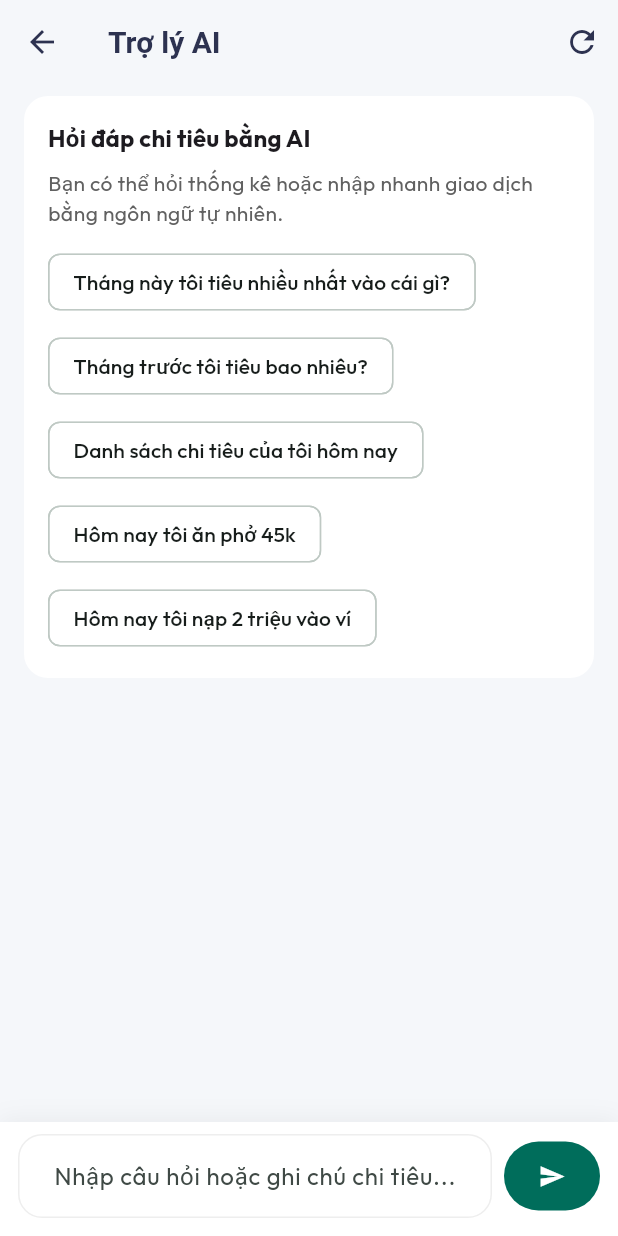
After one commit to DatVT04/prm393_finance_project, a Flutter app: the AiAssistantScreen screen opened directly, after a tap on the "send" icon, on a phone screen of 412 x 824 dp. The commit adds this screen. Run offline on Flutter 3.47's test engine with Material 3 defaults, Android fonts, the phone set to English and light mode, and no system bars; our stand-ins replace fl_chart, flutter_riverpod, font_awesome_flutter, geolocator, google_fonts, image_picker and 3 more; missing offline and left inert: excel, google_mlkit_text_recognition; network calls fail; Roboto replaces fonts that are missing (Outfit_Regular).

Commit message:
feat: add AI assistant UI

```diff
--- a/lib/src/core/constants/app_constants.dart
+++ b/lib/src/core/constants/app_constants.dart
@@ -14,4 +14,5 @@ class AppConstants {
   static const int transactionsIndex = 1;
   static const int reportsIndex = 2;
   static const int settingsIndex = 3;
+  static const int aiIndex = 4;
 }
--- a/lib/src/core/constants/category_colors.dart
+++ b/lib/src/core/constants/category_colors.dart
@@ -9,6 +9,7 @@ class CategoryColors {
     'Y tế': Color(0xFFe94560),
     'Giáo dục': Color(0xFF3F51B5),
     'Gửi xe': Color(0xFF795548),
+    'Nạp tiền': Color(0xFF4CAF50),
     'Khác': Color(0xFF13d38e),
   };
 
--- /dev/null
+++ b/lib/src/core/models/ai_assistant_response.dart
@@ -0,0 +1,25 @@
+class AiAssistantResponse {
+  final String reply;
+  final String intent;
+  final int? createdCount;
+  final String? conversationId;
+  final bool needsAccountSelection;
+
+  AiAssistantResponse({
+    required this.reply,
+    required this.intent,
+    this.createdCount,
+    this.conversationId,
+    this.needsAccountSelection = false,
+  });
+
+  factory AiAssistantResponse.fromJson(Map<String, dynamic> json) {
+    return AiAssistantResponse(
+      reply: json['reply'] as String? ?? '',
+      intent: json['intent'] as String? ?? 'UNKNOWN',
+      createdCount: json['createdCount'] as int?,
+      conversationId: json['conversationId'] as String?,
+      needsAccountSelection: json['needsAccountSelection'] as bool? ?? false,
+    );
+  }
+}
--- /dev/null
+++ b/lib/src/features/ai/ai_assistant_screen.dart
@@ -0,0 +1,372 @@
+import 'package:flutter/material.dart';
+import 'package:flutter_riverpod/flutter_riverpod.dart';
+import 'package:intl/intl.dart';
+
+import 'package:prm393_finance_project/src/core/models/ai_assistant_response.dart';
+import 'package:prm393_finance_project/src/core/models/account_model.dart';
+import 'package:prm393_finance_project/src/features/transactions/providers/finance_providers.dart';
+
+class AiAssistantScreen extends ConsumerStatefulWidget {
+  const AiAssistantScreen({super.key});
+
+  @override
+  ConsumerState<AiAssistantScreen> createState() => _AiAssistantScreenState();
+}
+
+class _AiAssistantScreenState extends ConsumerState<AiAssistantScreen> {
+  final _inputController = TextEditingController();
+  final _scrollController = ScrollController();
+  final List<_ChatMessage> _messages = [];
+  bool _sending = false;
+  String? _conversationId;
+  String? _pendingMessageForAccount;
+
+  final List<String> _suggestions = const [
+    'Tháng này tôi tiêu nhiều nhất vào cái gì?',
+    'Tháng trước tôi tiêu bao nhiêu?',
+    'Danh sách chi tiêu của tôi hôm nay',
+    'Hôm nay tôi ăn phở 45k',
+    'Hôm nay tôi nạp 2 triệu vào ví',
+  ];
+
+  @override
+  void dispose() {
+    _inputController.dispose();
+    _scrollController.dispose();
+    super.dispose();
+  }
+
+  Future<void> _sendMessage([String? preset]) async {
+    if (_sending) return;
+    final text = (preset ?? _inputController.text).trim();
+    if (text.isEmpty) return;
+
+    setState(() {
+      _sending = true;
+      _messages.add(_ChatMessage.user(text));
+      _messages.add(_ChatMessage.assistant('Đang xử lý...', pending: true));
+    });
+    _inputController.clear();
+    _scrollToBottom();
+
+    try {
+      final res = await ref.read(apiClientProvider).askAssistant(text, conversationId: _conversationId);
+      if (res.conversationId != null && res.conversationId!.isNotEmpty) {
+        _conversationId = res.conversationId;
+      }
+      _replacePending(res);
+      if (res.needsAccountSelection) {
+        _pendingMessageForAccount = text;
+        if (mounted) {
+          setState(() => _sending = false);
+        }
+        await _promptAccountSelection();
+        return;
+      }
+    } catch (e) {
+      _replacePending(AiAssistantResponse(reply: 'Có lỗi khi gọi AI: $e', intent: 'UNKNOWN'));
+    }
+
+    if (mounted) {
+      setState(() => _sending = false);
+      _scrollToBottom();
+    }
+  }
+
+  void _replacePending(AiAssistantResponse res) {
+    if (!mounted) return;
+    setState(() {
+      _messages.removeWhere((m) => m.pending && m.role == _ChatRole.assistant);
+      _messages.add(_ChatMessage.assistant(res.reply));
+    });
+    if (res.intent.toUpperCase() == 'INSERT' && (res.createdCount ?? 0) > 0) {
+      refreshEntries(ref);
+    }
+  }
+
+  void _scrollToBottom() {
+    WidgetsBinding.instance.addPostFrameCallback((_) {
+      if (!_scrollController.hasClients) return;
+      _scrollController.animateTo(
+        _scrollController.position.maxScrollExtent + 200,
+        duration: const Duration(milliseconds: 300),
+        curve: Curves.easeOut,
+      );
+    });
+  }
+
+  Future<void> _promptAccountSelection() async {
+    if (_pendingMessageForAccount == null || _pendingMessageForAccount!.isEmpty) return;
+    List<AccountModel> accounts = [];
+    try {
+      accounts = await ref.read(accountsProvider.future);
+    } catch (_) {}
+    if (!mounted) return;
+    if (accounts.isEmpty) {
+      ScaffoldMessenger.of(context).showSnackBar(
+        const SnackBar(content: Text('Chưa có ví/tài khoản để chọn')),
+      );
+      return;
+    }
+
+    final nf = NumberFormat('#,###', 'vi_VN');
+    final selected = await showModalBottomSheet<AccountModel>(
+      context: context,
+      shape: const RoundedRectangleBorder(
+        borderRadius: BorderRadius.vertical(top: Radius.circular(20)),
+      ),
+      builder: (ctx) => ListView.separated(
+        shrinkWrap: true,
+        itemCount: accounts.length,
+        separatorBuilder: (_, __) => const Divider(height: 1),
+        itemBuilder: (context, index) {
+          final account = accounts[index];
+          return ListTile(
+            leading: const Icon(Icons.account_balance_wallet),
+            title: Text(account.name),
+            subtitle: Text('Số dư: ${nf.format(account.balance)} đ'),
+            onTap: () => Navigator.of(ctx).pop(account),
+          );
+        },
+      ),
+    );
+
+    if (selected == null) return;
+    _sendMessageWithAccountSelection(selected);
+  }
+
+  Future<void> _sendMessageWithAccountSelection(AccountModel account) async {
+    final message = _pendingMessageForAccount;
+    if (message == null || message.isEmpty) return;
+    _pendingMessageForAccount = null;
+    if (_sending) return;
+
+    setState(() {
+      _sending = true;
+      _messages.add(_ChatMessage.user('Chọn ví: ${account.name}'));
+      _messages.add(_ChatMessage.assistant('Đang xử lý...', pending: true));
+    });
+    _scrollToBottom();
+
+    try {
+      final res = await ref.read(apiClientProvider).askAssistant(
+            message,
+            conversationId: _conversationId,
+            accountId: account.id,
+          );
+      if (res.conversationId != null && res.conversationId!.isNotEmpty) {
+        _conversationId = res.conversationId;
+      }
+      _replacePending(res);
+    } catch (e) {
+      _replacePending(AiAssistantResponse(reply: 'Có lỗi khi gọi AI: $e', intent: 'UNKNOWN'));
+    }
+
+    if (mounted) {
+      setState(() => _sending = false);
+      _scrollToBottom();
+    }
+  }
+
+  @override
+  Widget build(BuildContext context) {
+    return Scaffold(
+      appBar: AppBar(
+        title: const Text('Trợ lý AI', style: TextStyle(fontWeight: FontWeight.bold)),
+        backgroundColor: Colors.transparent,
+        elevation: 0,
+        actions: [
+          IconButton(
+            tooltip: 'Bắt đầu cuộc trò chuyện mới',
+            icon: const Icon(Icons.refresh),
+            onPressed: _startNewConversation,
+          ),
+        ],
+      ),
+      body: Column(
+        children: [
+          Expanded(
+            child: ListView.builder(
+              controller: _scrollController,
+              padding: const EdgeInsets.fromLTRB(16, 8, 16, 8),
+              itemCount: _messages.length + 1,
+              itemBuilder: (context, index) {
+                if (index == 0) {
+                  return _buildIntroCard(context);
+                }
+                final message = _messages[index - 1];
+                return _ChatBubble(message: message);
+              },
+            ),
+          ),
+          _buildInputBar(context),
+        ],
+      ),
+    );
+  }
+
+  Widget _buildIntroCard(BuildContext context) {
+    if (_messages.isNotEmpty) return const SizedBox(height: 8);
+    return Card(
+      margin: const EdgeInsets.only(bottom: 12),
+      shape: RoundedRectangleBorder(borderRadius: BorderRadius.circular(16)),
+      child: Padding(
+        padding: const EdgeInsets.all(16),
+        child: Column(
+          crossAxisAlignment: CrossAxisAlignment.start,
+          children: [
+            Text(
+              'Hỏi đáp chi tiêu bằng AI',
+              style: Theme.of(context).textTheme.titleMedium?.copyWith(fontWeight: FontWeight.bold),
+            ),
+            const SizedBox(height: 8),
+            Text(
+              'Bạn có thể hỏi thống kê hoặc nhập nhanh giao dịch bằng ngôn ngữ tự nhiên.',
+              style: TextStyle(color: Colors.grey[700]),
+            ),
+            const SizedBox(height: 12),
+            Wrap(
+              spacing: 8,
+              runSpacing: 8,
+              children: _suggestions
+                  .map((s) => ActionChip(
+                        label: Text(s, overflow: TextOverflow.ellipsis),
+                        onPressed: () => _sendMessage(s),
+                      ))
+                  .toList(),
+            ),
+          ],
+        ),
+      ),
+    );
+  }
+
+  Widget _buildInputBar(BuildContext context) {
+    return SafeArea(
+      child: Container(
+        padding: const EdgeInsets.fromLTRB(12, 8, 12, 12),
+        decoration: BoxDecoration(
+          color: Colors.white,
+          boxShadow: [
+            BoxShadow(
+              blurRadius: 12,
+              color: Colors.black.withOpacity(0.05),
+              offset: const Offset(0, -2),
+            ),
+          ],
+        ),
+        child: Row(
+          children: [
+            Expanded(
+              child: TextField(
+                controller: _inputController,
+                minLines: 1,
+                maxLines: 3,
+                decoration: const InputDecoration(
+                  hintText: 'Nhập câu hỏi hoặc ghi chú chi tiêu...',
+                  border: OutlineInputBorder(),
+                  isDense: true,
+                ),
+                onSubmitted: (_) => _sendMessage(),
+              ),
+            ),
+            const SizedBox(width: 8),
+            FilledButton(
+              onPressed: _sending ? null : _sendMessage,
+              style: FilledButton.styleFrom(
+                padding: const EdgeInsets.symmetric(vertical: 14, horizontal: 16),
+              ),
+              child: _sending
+                  ? const SizedBox(
+                      width: 18,
+                      height: 18,
+                      child: CircularProgressIndicator(strokeWidth: 2, color: Colors.white),
+                    )
+                  : const Icon(Icons.send, size: 18),
+            ),
+          ],
+        ),
+      ),
+    );
+  }
+
+  Future<void> _startNewConversation() async {
+    final confirmed = await showDialog<bool>(
+      context: context,
+      builder: (ctx) => AlertDialog(
+        title: const Text('Bắt đầu cuộc trò chuyện mới?'),
+        content: const Text('Lịch sử cuộc trò chuyện hiện tại sẽ bị xóa khỏi màn hình.'),
+        actions: [
+          TextButton(
+            onPressed: () => Navigator.of(ctx).pop(false),
+            child: const Text('Hủy'),
+          ),
+          FilledButton(
+            onPressed: () => Navigator.of(ctx).pop(true),
+            child: const Text('Xóa'),
+          ),
+        ],
+      ),
+    );
+
+    if (confirmed != true) return;
+    setState(() {
+      _conversationId = null;
+      _messages.clear();
+      _pendingMessageForAccount = null;
+    });
+    ScaffoldMessenger.of(context).showSnackBar(
+      const SnackBar(content: Text('Đã bắt đầu cuộc trò chuyện mới')),
+    );
+  }
+}
+
+enum _ChatRole { user, assistant }
+
+class _ChatMessage {
+  final _ChatRole role;
+  final String text;
+  final bool pending;
+
+  _ChatMessage({required this.role, required this.text, this.pending = false});
+
+  factory _ChatMessage.user(String text) => _ChatMessage(role: _ChatRole.user, text: text);
+
+  factory _ChatMessage.assistant(String text, {bool pending = false}) =>
+      _ChatMessage(role: _ChatRole.assistant, text: text, pending: pending);
+}
+
+class _ChatBubble extends StatelessWidget {
+  final _ChatMessage message;
+
+  const _ChatBubble({required this.message});
+
+  @override
+  Widget build(BuildContext context) {
+    final isUser = message.role == _ChatRole.user;
+    final bubbleColor = isUser ? Colors.teal.shade600 : Colors.grey.shade200;
+    final textColor = isUser ? Colors.white : Colors.black87;
+
+    return Align(
+      alignment: isUser ? Alignment.centerRight : Alignment.centerLeft,
+      child: Container(
+        margin: const EdgeInsets.symmetric(vertical: 6),
+        padding: const EdgeInsets.symmetric(vertical: 10, horizontal: 14),
+        constraints: const BoxConstraints(maxWidth: 320),
+        decoration: BoxDecoration(
+          color: bubbleColor,
+          borderRadius: BorderRadius.only(
+            topLeft: const Radius.circular(16),
+            topRight: const Radius.circular(16),
+            bottomLeft: Radius.circular(isUser ? 16 : 4),
+            bottomRight: Radius.circular(isUser ? 4 : 16),
+          ),
+        ),
+        child: Text(
+          message.text,
+          style: TextStyle(color: textColor, fontSize: 14, height: 1.4),
+        ),
+      ),
+    );
+  }
+}
--- a/lib/src/features/dashboard/widgets/recent_transactions_list.dart
+++ b/lib/src/features/dashboard/widgets/recent_transactions_list.dart
@@ -28,6 +28,8 @@ class RecentTransactionsList extends ConsumerWidget {
         return Icons.school;
       case 'Gửi xe':
         return Icons.local_parking;
+      case 'Nạp tiền':
+        return Icons.account_balance_wallet;
       default:
         return Icons.category;
     }
--- a/lib/src/features/reports/widgets/category_breakdown_list.dart
+++ b/lib/src/features/reports/widgets/category_breakdown_list.dart
@@ -15,6 +15,7 @@ class CategoryBreakdownList extends StatelessWidget {
     'Y tế': Icons.medical_services,
     'Giáo dục': Icons.school,
     'Gửi xe': Icons.local_parking,
+    'Nạp tiền': Icons.account_balance_wallet,
     'Khác': Icons.category,
   };
 
--- a/lib/src/features/transactions/transaction_screen.dart
+++ b/lib/src/features/transactions/transaction_screen.dart
@@ -419,6 +419,8 @@ class _TransactionScreenState extends ConsumerState<TransactionScreen> {
         return Icons.school;
       case 'Gửi xe':
         return Icons.local_parking;
+      case 'Nạp tiền':
+        return Icons.account_balance_wallet;
       default:
         return Icons.category;
     }
@@ -440,6 +442,8 @@ class _TransactionScreenState extends ConsumerState<TransactionScreen> {
         return Colors.indigo;
       case 'Gửi xe':
         return Colors.brown;
+      case 'Nạp tiền':
+        return Colors.green;
       default:
         return Colors.teal;
     }
```
Also changed, not shown: lib/src/core/network/finance_api_client.dart (+19 -0 lines), lib/src/features/transactions/widgets/add_entry_modal.dart (+35 -1 lines), lib/src/layout/main_layout.dart (+17 -2 lines).
